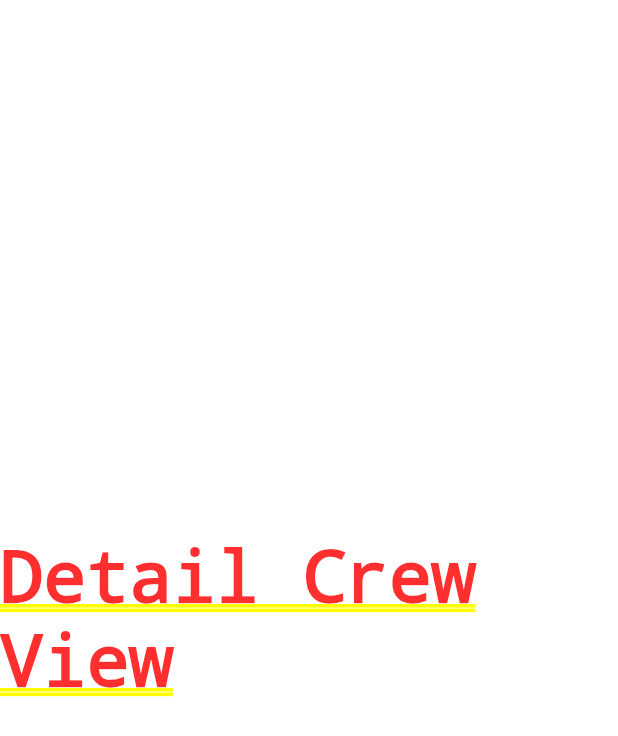
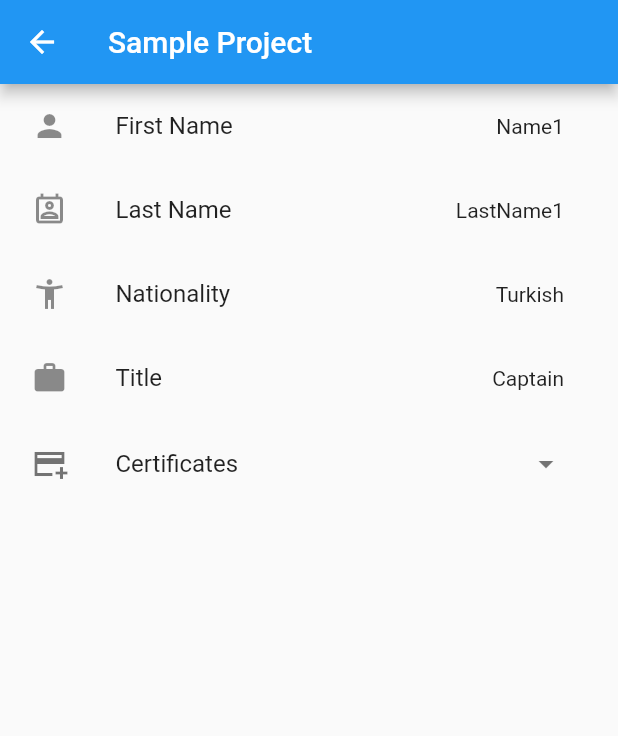
Before and after one commit to edizzk/sample_project, a Flutter app: the screen it shows after launch, after a tap on an icon or button, on a phone screen of 412 x 824 dp. Shown: the top 736 px of the screen. Run offline on Flutter 3.47's test engine with Material 2 defaults, Android fonts, the phone set to English and light mode, and no system bars; our stand-ins replace get.

Commit message:
create detail crew view features

```diff
--- a/lib/service/localization.dart
+++ b/lib/service/localization.dart
@@ -21,6 +21,7 @@ class Localization extends Translations {
       'last_name': 'Last Name',
       'nationality': 'Nationality',
       'crew_title': 'Title',
+      'certificates': 'Certificates',
     },
     'tr_TR': {
       'project_title': 'Örnek Proje',
@@ -39,6 +40,7 @@ class Localization extends Translations {
       'last_name': 'Soyisim',
       'nationality': 'Ulus',
       'crew_title': 'Başlık',
+      'certificates': 'Sertifikalar',
     }
   };
 }
--- a/lib/view/detail_crew_view.dart
+++ b/lib/view/detail_crew_view.dart
@@ -1,11 +1,65 @@
 import 'package:flutter/material.dart';
 
+// ignore: depend_on_referenced_packages
+import 'package:get/get.dart';
+
+import '../model/crew_model.dart';
+
 class DetailCrewView extends StatelessWidget {
-  const DetailCrewView({Key? key}) : super(key: key);
+  const DetailCrewView({Key? key, required this.crew}) : super(key: key);
+
+  final Crew crew;
 
   @override
   Widget build(BuildContext context) {
-    return const Center(child: Text("Detail Crew View"));
+    return Scaffold(
+      appBar: AppBar(title: Text('project_title'.tr)),
+      body: Padding(
+        padding: const EdgeInsets.only(left: 5, right: 20),
+        child: Column(
+          children: [
+            ListTile(
+              leading: const Icon(Icons.person),
+              title: Text("first_name".tr),
+              trailing: Text(crew.firstName),
+            ),
+            ListTile(
+              leading: const Icon(Icons.perm_contact_cal_outlined),
+              title: Text("last_name".tr),
+              trailing: Text(crew.lastName),
+            ),
+            ListTile(
+              leading: const Icon(Icons.accessibility_new_sharp),
+              title: Text("nationality".tr),
+              trailing: Text(crew.nationality),
+            ),
+            ListTile(
+              leading: const Icon(Icons.work),
+              title: Text("crew_title".tr),
+              trailing: Text(crew.title),
+            ),
+            ExpansionTile(
+              leading: const Icon(Icons.add_card_sharp),
+              title: Text("certificates".tr),
+              trailing: const Icon(Icons.arrow_drop_down),
+              children: [
+                ListView.builder(
+                    shrinkWrap: true,
+                    itemCount: crew.certificates.length,
+                    itemBuilder: (BuildContext context, int index) {
+                      debugPrint("GELDİİİ ${crew.certificates.length}");
+                      return ListTile(
+                        title: Text(crew.certificates[index].name),
+                        trailing: Text(crew.certificates[index].date),
+                      );
+                    }
+                )
+              ],
+            ),
+          ],
+        ),
+      ),
+    );
   }
 
 }
```
